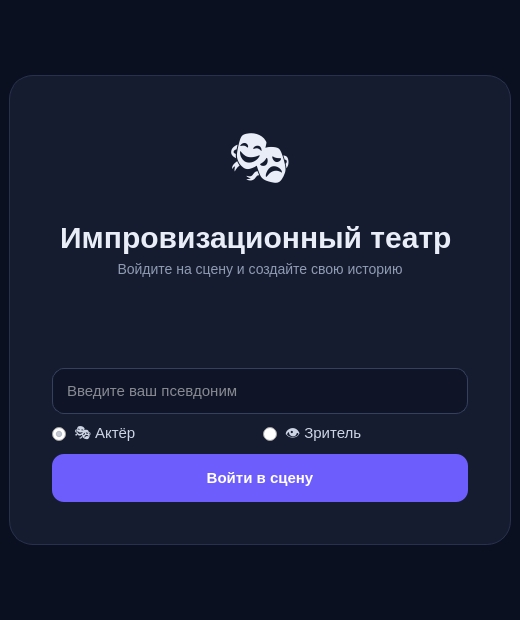
The window that Client/LoginWindow.ui (van06-0419/onlineImprovTheatre) describes before a commit, drawn with Qt 5.
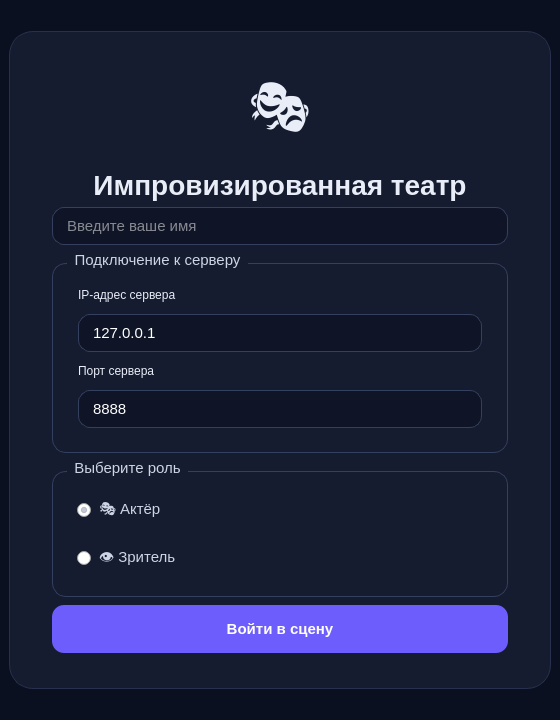
The same window after the commit.

Commit message: Добавлена функция сетевого подключения

What changed in the file:
```diff
--- a/Client/LoginWindow.ui
+++ b/Client/LoginWindow.ui
@@ -1,45 +1,220 @@
 <?xml version="1.0" encoding="UTF-8"?>
 <ui version="4.0">
- <class>LoginWindow</class>
- <widget class="QMainWindow" name="LoginWindow">
-  <property name="geometry"><rect><x>0</x><y>0</y><width>520</width><height>620</height></rect></property>
-  <property name="windowTitle"><string>Импровизированная сцена</string></property>
-  <property name="styleSheet"><string notr="true">
-QMainWindow { background: #0b1020; }
-QFrame#card { background: #151c2f; border: 1px solid #27314d; border-radius: 24px; }
-QLabel { color: #e9edf7; }
-QLineEdit { background:#0f1526; color:white; border:1px solid #34405f; border-radius:12px; padding:12px; font-size:15px; }
-QRadioButton { color:#cdd5e5; font-size:15px; spacing:8px; }
-QPushButton { background:#6d5dfc; color:white; border:none; border-radius:12px; padding:13px; font-weight:700; font-size:15px; }
-QPushButton:hover { background:#7d70ff; }
-</string></property>
-  <widget class="QWidget" name="centralwidget">
-   <layout class="QVBoxLayout" name="rootLayout">
-    <item><spacer name="topSpacer"><property name="orientation"><enum>Qt::Vertical</enum></property><property name="sizeHint"><size><width>20</width><height>50</height></size></property></spacer></item>
-    <item>
-     <widget class="QFrame" name="card">
-      <property name="minimumSize"><size><width>420</width><height>470</height></size></property>
-      <layout class="QVBoxLayout" name="cardLayout">
-       <property name="leftMargin"><number>42</number></property><property name="topMargin"><number>42</number></property><property name="rightMargin"><number>42</number></property><property name="bottomMargin"><number>42</number></property>
-       <item><widget class="QLabel" name="logoLabel"><property name="text"><string>🎭</string></property><property name="alignment"><set>Qt::AlignCenter</set></property><property name="styleSheet"><string>font-size:56px;</string></property></widget></item>
-       <item><widget class="QLabel" name="titleLabel"><property name="text"><string>Импровизационный театр </string></property><property name="alignment"><set>Qt::AlignCenter</set></property><property name="styleSheet"><string>font-size:30px;font-weight:800;</string></property></widget></item>
-       <item><widget class="QLabel" name="subLabel"><property name="text"><string>Войдите на сцену и создайте свою историю</string></property><property name="alignment"><set>Qt::AlignCenter</set></property><property name="styleSheet"><string>color:#8f9bb3;font-size:14px;</string></property></widget></item>
-       <item><spacer name="space1"><property name="orientation"><enum>Qt::Vertical</enum></property><property name="sizeHint"><size><width>20</width><height>20</height></size></property></spacer></item>
-       <item><widget class="QLineEdit" name="nameEdit"><property name="placeholderText"><string>Введите ваш псевдоним</string></property></widget></item>
-       <item>
-        <layout class="QHBoxLayout" name="identityLayout">
-         <item><widget class="QRadioButton" name="actorRadio"><property name="text"><string>🎭 Актёр</string></property><property name="checked"><bool>true</bool></property></widget></item>
-         <item><widget class="QRadioButton" name="audienceRadio"><property name="text"><string>👁 Зритель</string></property></widget></item>
-        </layout>
-       </item>
-       <item><widget class="QPushButton" name="loginButton"><property name="text"><string>Войти в сцену</string></property><property name="minimumSize"><size><width>0</width><height>48</height></size></property></widget></item>
-      </layout>
-     </widget>
-    </item>
-    <item><spacer name="bottomSpacer"><property name="orientation"><enum>Qt::Vertical</enum></property><property name="sizeHint"><size><width>20</width><height>50</height></size></property></spacer></item>
-   </layout>
-  </widget>
- </widget>
- <resources/>
- <connections/>
+    <class>LoginWindow</class>
+    <widget class="QMainWindow" name="LoginWindow">
+        <property name="geometry">
+            <rect>
+                <x>0</x>
+                <y>0</y>
+                <width>560</width>
+                <height>720</height>
+            </rect>
+        </property>
+        <property name="windowTitle">
+            <string>Импровизированная сцена</string>
+        </property>
+        <property name="styleSheet">
+            <string notr="true">
+QMainWindow {background:#0b1020;}
+QFrame#card {background:#151c2f;border:1px solid #27314d;border-radius:24px;}
+QLabel {color:#e9edf7;}
+QLineEdit {background:#0f1526;color:white;border:1px solid #34405f;border-radius:12px;padding:8px 12px;font-size:15px;min-width:300px;}
+QGroupBox {color:#cdd5e5;border:1px solid #34405f;border-radius:14px;margin-top:12px;padding:15px;font-size:15px;}
+QGroupBox::title {subcontrol-origin:margin;left:15px;padding:0 5px;}
+QRadioButton {color:#cdd5e5;font-size:15px;spacing:8px;}
+QPushButton {background:#6d5dfc;color:white;border:none;border-radius:12px;padding:13px;font-weight:700;font-size:15px;}
+QPushButton:hover {background:#7d70ff;}
+            </string>
+        </property>
+        <widget class="QWidget" name="centralwidget">
+            <layout class="QVBoxLayout" name="rootLayout">
+                <item>
+                    <spacer name="topSpacer">
+                        <property name="orientation">
+                            <enum>Qt::Vertical</enum>
+                        </property>
+                        <property name="sizeHint">
+                            <size>
+                                <width>20</width>
+                                <height>40</height>
+                            </size>
+                        </property>
+                    </spacer>
+                </item>
+                <item>
+                    <widget class="QFrame" name="card">
+                        <property name="minimumSize">
+                            <size>
+                                <width>460</width>
+                                <height>620</height>
+                            </size>
+                        </property>
+                        <layout class="QVBoxLayout" name="cardLayout">
+                            <property name="leftMargin">
+                                <number>42</number>
+                            </property>
+                            <property name="topMargin">
+                                <number>35</number>
+                            </property>
+                            <property name="rightMargin">
+                                <number>42</number>
+                            </property>
+                            <property name="bottomMargin">
+                                <number>35</number>
+                            </property>
+                            <item>
+                                <widget class="QLabel" name="logoLabel">
+                                    <property name="text">
+                                        <string>🎭</string>
+                                    </property>
+                                    <property name="alignment">
+                                        <set>Qt::AlignCenter</set>
+                                    </property>
+                                    <property name="styleSheet">
+                                        <string>font-size:56px;</string>
+                                    </property>
+                                </widget>
+                            </item>
+                            <item>
+                                <widget class="QLabel" name="titleLabel">
+                                    <property name="text">
+                                        <string>Импровизированная театр</string>
+                                    </property>
+                                    <property name="alignment">
+                                        <set>Qt::AlignCenter</set>
+                                    </property>
+                                    <property name="styleSheet">
+                                        <string>font-size:28px;font-weight:800;</string>
+                                    </property>
+                                </widget>
+                            </item>
+                            <item>
+                                <widget class="QLineEdit" name="nameEdit">
+                                    <property name="placeholderText">
+                                        <string>Введите ваше имя</string>
+                                    </property>
+                                </widget>
+                            </item>
+                            <item>
+                                <widget class="QGroupBox" name="group_conn">
+                                    <property name="title">
+                                        <string>Подключение к серверу</string>
+                                    </property>
+                                    <layout class="QVBoxLayout" name="vertical_conn">
+                                        <property name="spacing">
+                                            <number>12</number>
+                                        </property>
+                                        <property name="leftMargin">
+                                            <number>10</number>
+                                        </property>
+                                        <property name="rightMargin">
+                                            <number>10</number>
+                                        </property>
+                                        <item>
+                                            <widget class="QLabel" name="label_ip">
+                                                <property name="text">
+                                                    <string>IP-адрес сервера</string>
+                                                </property>
+                                            </widget>
+                                        </item>
+                                        <item>
+                                            <widget class="QLineEdit" name="ipEdit">
+                                                <property name="text">
+                                                    <string>127.0.0.1</string>
+                                                </property>
+                                            </widget>
+                                        </item>
+                                        <item>
+                                            <widget class="QLabel" name="label_port">
+                                                <property name="text">
+                                                    <string>Порт сервера</string>
+                                                </property>
+                                            </widget>
+                                        </item>
+                                        <item>
+                                            <widget class="QLineEdit" name="portEdit">
+                                                <property name="text">
+                                                    <string>8888</string>
+                                                </property>
+                                            </widget>
+                                        </item>
+                                    </layout>
+                                </widget>
+                            </item>
+                            <item>
+                                <widget class="QGroupBox" name="group_role">
+                                    <property name="title">
+                                        <string>Выберите роль</string>
+                                    </property>
+                                    <layout class="QVBoxLayout" name="verticalLayout_role">
+                                        <property name="spacing">
+                                            <number>20</number>
+                                        </property>
+                                        <item>
+                                            <widget class="QRadioButton" name="actorRadio">
+                                                <property name="text">
+                                                    <string>🎭 Актёр</string>
+                                                </property>
+                                                <property name="checked">
+                                                    <bool>true</bool>
+                                                </property>
+                                            </widget>
+                                        </item>
+                                        <item>
+                                            <widget class="QRadioButton" name="audienceRadio">
+                                                <property name="text">
+                                                    <string>👁 Зритель</string>
+                                                </property>
+                                            </widget>
+                                        </item>
+                                    </layout>
+                                </widget>
+                            </item>
+                            <item>
+                                <spacer name="space_bottom">
+                                    <property name="orientation">
+                                        <enum>Qt::Vertical</enum>
+                                    </property>
+                                    <property name="sizeHint">
+                                        <size>
+                                            <width>20</width>
+                                            <height>20</height>
+                                        </size>
+                                    </property>
+                                </spacer>
+                            </item>
+                            <item>
+                                <widget class="QPushButton" name="loginButton">
+                                    <property name="minimumSize">
+                                        <size>
+                                            <width>0</width>
+                                            <height>48</height>
+                                        </size>
+                                    </property>
+                                    <property name="text">
+                                        <string>Войти в сцену</string>
+                                    </property>
+                                </widget>
+                            </item>
+                        </layout>
+                    </widget>
+                </item>
+                <item>
+                    <spacer name="bottomSpacer">
+                        <property name="orientation">
+                            <enum>Qt::Vertical</enum>
+                        </property>
+                        <property name="sizeHint">
+                            <size>
+                                <width>20</width>
+                                <height>40</height>
+                            </size>
+                        </property>
+                    </spacer>
+                </item>
+            </layout>
+        </widget>
+    </widget>
+    <resources/>
+    <connections/>
 </ui>
```
The commit also changes 2 other files.
